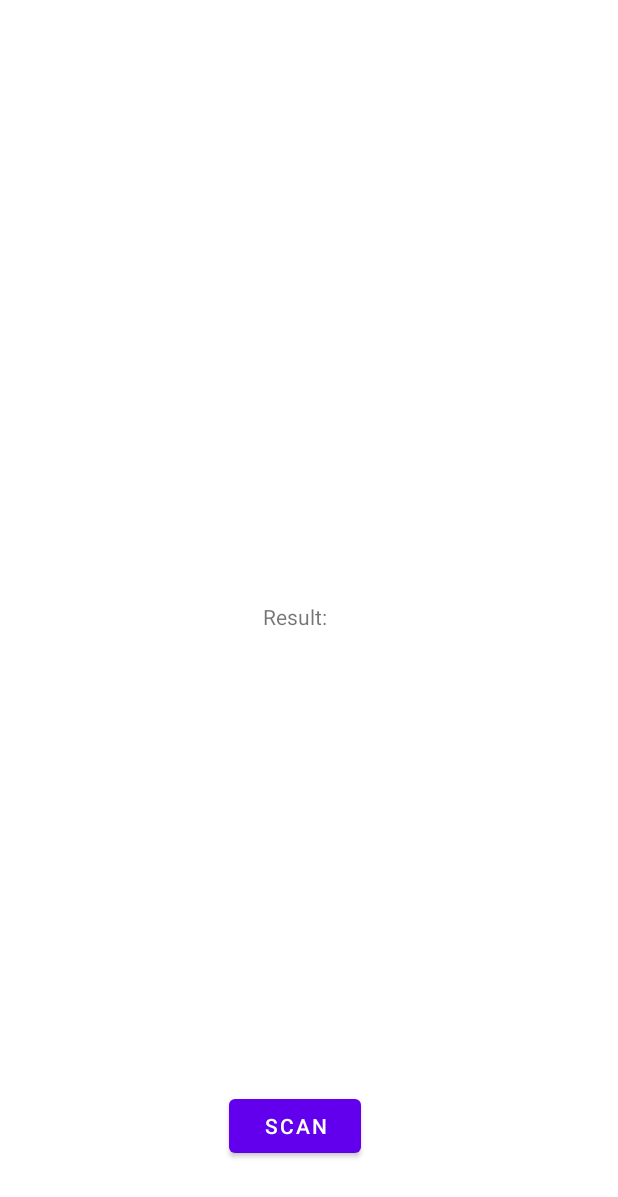
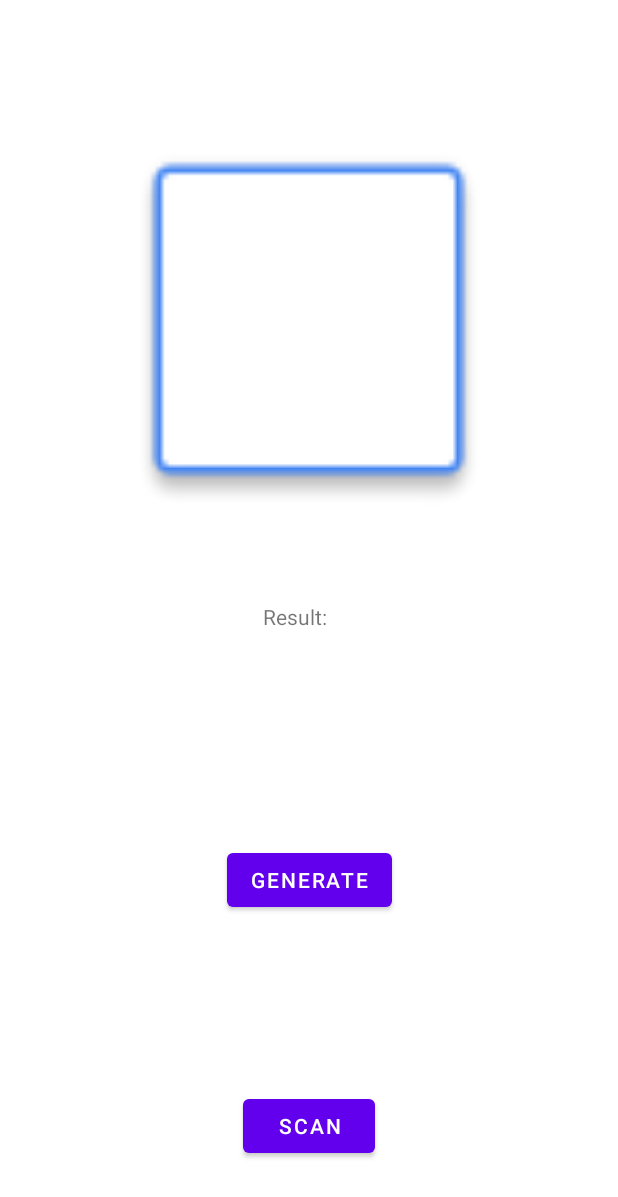
Before and after one commit to Van-illa03/clearanceproject, an Android app: the StaffActivity screen opened directly, with no data from a screen before it, on a phone screen of 412 x 824 dp. Shown: the top 1197 px of the screen. Run offline under Robolectric (Android 15) with nearby library versions, the light colour scheme and no system bars; our stand-ins replace Firebase (no records; nobody signed in at launch, a user with empty details on screens opened directly); libraries missing offline, so code that uses them is left out: com.journeyapps.barcodescanner; Roboto replaces fonts that are not available here.

Commit message:
Fixed the generation of qr code

```diff
--- a/app/build.gradle
+++ b/app/build.gradle
@@ -53,6 +53,7 @@ dependencies {
     androidTestImplementation 'androidx.test.espresso:espresso-core:3.4.0'
     implementation 'com.firebase:firebase-client-android:2.4.0'
     implementation 'com.journeyapps:zxing-android-embedded:4.3.0'
+    implementation 'com.google.zxing:core:3.4.1'
     coreLibraryDesugaring 'com.android.tools:desugar_jdk_libs:1.1.5'
 
 }
--- a/app/src/main/java/cvsu/clearance/app/LoginScreen.java
+++ b/app/src/main/java/cvsu/clearance/app/LoginScreen.java
@@ -125,7 +125,7 @@ public class LoginScreen extends AppCompatActivity {
                         progressDialog.dismiss();
                         Toast.makeText(LoginScreen.this, "Login is Successful", Toast.LENGTH_SHORT).show();
                         // Method to check the access level of user that logged in
-                        checkAccessLevel(Objects.requireNonNull(authResult.getUser()).getUid());
+                        checkAccessLevel();
 
 
 
@@ -144,10 +144,12 @@ public class LoginScreen extends AppCompatActivity {
 
     }
 
-    private void checkAccessLevel(String uid) {
+    private void checkAccessLevel() {
+
+        String userID = FirebaseAuth.getInstance().getCurrentUser().getUid();
 
         // Specification of Data and Collection in the Firebase FireStore
-        DocumentReference documentReference = mStore.collection("Users").document(uid);
+        DocumentReference documentReference = mStore.collection("Users").document(userID);
 
         // Fetching the data in the specified collection stated above
 
--- a/app/src/main/java/cvsu/clearance/app/StaffActivity.java
+++ b/app/src/main/java/cvsu/clearance/app/StaffActivity.java
@@ -2,17 +2,21 @@ package cvsu.clearance.app;
 
 import androidx.activity.result.ActivityResultLauncher;
 import androidx.appcompat.app.AppCompatActivity;
-import androidx.test.espresso.intent.Intents;
 
-import android.content.Intent;
+
+
+import android.graphics.Bitmap;
 import android.os.Bundle;
 import android.view.View;
 import android.widget.Button;
+import android.widget.ImageView;
 import android.widget.Toast;
 
 
 import com.google.firebase.auth.FirebaseAuth;
 import com.google.firebase.auth.FirebaseUser;
+import com.google.zxing.BarcodeFormat;
+import com.journeyapps.barcodescanner.BarcodeEncoder;
 import com.journeyapps.barcodescanner.ScanContract;
 import com.journeyapps.barcodescanner.ScanOptions;
 
@@ -21,7 +25,8 @@ public class StaffActivity extends AppCompatActivity {
 
     FirebaseAuth mAuth;
     FirebaseUser mUser;
-    Button scanBtn;
+    Button scanBtn, genBtn;
+    ImageView qrCodeResult;
 
     // Register the launcher and result handler
     private final ActivityResultLauncher<ScanOptions> barcodeLauncher = registerForActivityResult(new ScanContract(),
@@ -35,6 +40,10 @@ public class StaffActivity extends AppCompatActivity {
             });
 
 
+
+
+
+
     @Override
     protected void onCreate(Bundle savedInstanceState) {
         super.onCreate(savedInstanceState);
@@ -44,6 +53,8 @@ public class StaffActivity extends AppCompatActivity {
         mAuth = FirebaseAuth.getInstance();
         mUser = mAuth.getCurrentUser();
         scanBtn = findViewById(R.id.scanBtn);
+        genBtn = findViewById(R.id.genBtn);
+        qrCodeResult = findViewById(R.id.qrCodeResult);
 
 
         scanBtn.setOnClickListener(new View.OnClickListener() {
@@ -64,7 +75,33 @@ public class StaffActivity extends AppCompatActivity {
         });
 
 
+        genBtn.setOnClickListener(new View.OnClickListener() {
+            @Override
+            public void onClick(View v) {
+
+                try {
+                    BarcodeEncoder barcodeEncoder = new BarcodeEncoder();
+                    Bitmap bitmap = barcodeEncoder.encodeBitmap("testing", BarcodeFormat.QR_CODE, 500, 500);
+                    ImageView qrCodeResult = (ImageView) findViewById(R.id.qrCodeResult);
+                    qrCodeResult.setImageBitmap(bitmap);
+                } catch(Exception e) {
+                    e.printStackTrace();
+                }
+
+
+            }
+        });
+
+
+
     }
+
+//    private void QRGeneration() {
+//
+//        String userID = FirebaseAuth.getInstance().getCurrentUser().getUid();
+//
+//
+//    }
 
 
 
--- a/app/src/main/res/layout/activity_staff.xml
+++ b/app/src/main/res/layout/activity_staff.xml
@@ -26,9 +26,9 @@
         android:id="@+id/scanBtn"
         android:layout_width="wrap_content"
         android:layout_height="wrap_content"
-        android:layout_marginStart="149dp"
+        android:layout_marginStart="150dp"
         android:layout_marginTop="306dp"
-        android:layout_marginEnd="168dp"
+        android:layout_marginEnd="150dp"
         android:layout_marginBottom="49dp"
         android:text="Scan"
         app:layout_constraintBottom_toBottomOf="parent"
@@ -36,5 +36,35 @@
         app:layout_constraintStart_toStartOf="parent"
         app:layout_constraintTop_toBottomOf="@+id/textResult" />
 
+    <Button
+        android:id="@+id/genBtn"
+        android:layout_width="wrap_content"
+        android:layout_height="wrap_content"
+        android:layout_marginStart="150dp"
+        android:layout_marginEnd="150dp"
+        android:layout_marginBottom="144dp"
+        android:text="Generate"
+        app:layout_constraintBottom_toBottomOf="parent"
+        app:layout_constraintEnd_toEndOf="parent"
+        app:layout_constraintHorizontal_bias="0.722"
+        app:layout_constraintStart_toStartOf="parent"
+        app:layout_constraintTop_toBottomOf="@+id/textResult"
+        app:layout_constraintVertical_bias="0.672" />
+
+    <ImageView
+        android:id="@+id/qrCodeResult"
+        android:layout_width="250dp"
+        android:layout_height="250dp"
+        android:layout_marginStart="80dp"
+        android:layout_marginTop="42dp"
+        android:layout_marginEnd="81dp"
+        android:layout_marginBottom="17dp"
+        android:background="#ffffff"
+        app:layout_constraintBottom_toTopOf="@+id/textResult"
+        app:layout_constraintEnd_toEndOf="parent"
+        app:layout_constraintStart_toStartOf="parent"
+        app:layout_constraintTop_toTopOf="parent"
+        app:srcCompat="@drawable/common_google_signin_btn_icon_dark_normal_background" />
+
 
 </androidx.constraintlayout.widget.ConstraintLayout>
```
